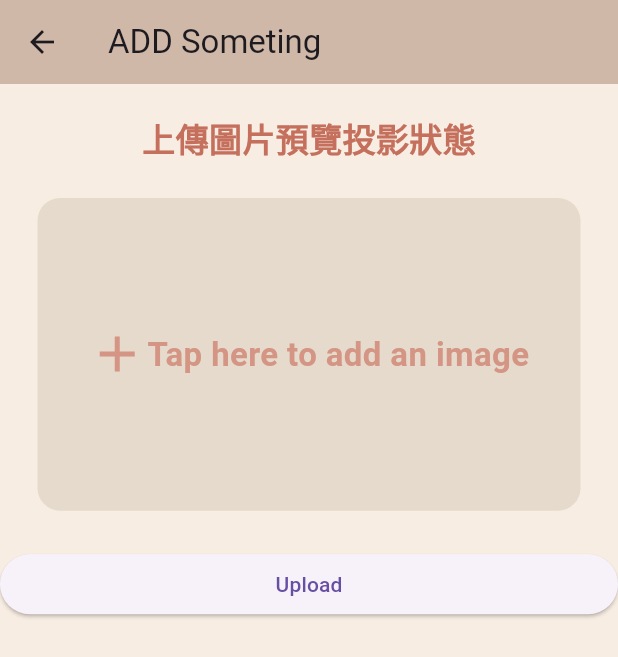
After one commit to bsbacon0966/CODE-NTPU, a Flutter app: the NewsController screen opened directly, after a tap on "Upload", on a phone screen of 412 x 824 dp. The commit adds this screen. Shown: the top 657 px of the screen. Run offline on Flutter 3.47's test engine with Material 3 defaults, Android fonts, the light colour scheme and no system bars; our stand-ins replace cached_network_image, cloud_firestore, curved_navigation_bar, dotted_border, file_picker, firebase_auth and 9 more; missing offline and left inert: status_alert, toasty_box; accounts and stored records are empty.

Commit message:
!add 先暫時把開發者環境放客戶端，透過開發者環境可以調整所有人看到的顧告欄資訊

```diff
--- /dev/null
+++ b/lib/controller_folder/news_adjust.dart
@@ -0,0 +1,239 @@
+import 'dart:async';
+import 'dart:io';
+
+import 'package:cloud_firestore/cloud_firestore.dart';
+import 'package:file_picker/file_picker.dart';
+import 'package:firebase_auth/firebase_auth.dart';
+import 'package:firebase_storage/firebase_storage.dart';
+import 'package:flutter/material.dart';
+import 'package:interviewer/color_decide.dart';
+import 'package:interviewer/event_notify.dart';
+import 'package:interviewer/login/login.dart';
+import 'package:interviewer/main.dart';
+import 'package:toasty_box/toast_enums.dart';
+import 'package:toasty_box/toast_service.dart';
+import 'package:url_launcher/url_launcher.dart';
+import 'package:get/get.dart';
+import 'package:interviewer/main_page/main_first.dart';
+
+class NewsController extends StatefulWidget {
+
+  @override
+  State<NewsController> createState() => _NewsControllerState();
+}
+
+class _NewsControllerState extends State<NewsController> {
+
+  bool _isUploading = false;
+  StreamController<double>? _progressController;
+  PlatformFile? pickedFile;
+  String? downloadUrl;
+
+  Widget TextShow(String info){
+    return Row(
+      mainAxisAlignment: MainAxisAlignment.spaceBetween,
+      children: [
+        Text(
+          info,
+          style: TextStyle(
+            fontSize: 22,
+            fontWeight: FontWeight.w600,
+            color: Color(color_decide[user_color_decide][3]),
+          ),
+        ),
+        SizedBox(width: 1,),
+      ],
+    );
+  }
+
+  Future selectFile() async {
+    final result = await FilePicker.platform.pickFiles();
+    if (result == null) return;
+    setState(() {
+      pickedFile = result.files.first;
+      downloadUrl = null;
+    });
+  }
+
+  Future uploadFile(BuildContext context) async {
+    if (pickedFile == null) {
+      ToastService.showErrorToast(
+        context,
+        length: ToastLength.medium,
+        expandedHeight: 100,
+        message: "沒有上傳圖片!",
+      );
+      return;
+    }
+
+    final path = 'news_for_everyone/${pickedFile!.name}';
+    final file = File(pickedFile!.path!);
+    _progressController = StreamController<double>();
+
+    try {
+      ToastService.showWarningToast(
+        context,
+        length: ToastLength.medium,
+        expandedHeight: 100,
+        message: "上傳中，請等到「上傳成功」，請勿離開!",
+      );
+      final ref = FirebaseStorage.instance.ref().child(path);
+      final uploadTask = ref.putFile(file);
+      setState(() {
+        _isUploading = true;
+      });
+      uploadTask.snapshotEvents.listen((event) {
+        final progress = (event.bytesTransferred / event.totalBytes) * 100;
+        _progressController?.add(progress);
+      });
+      await uploadTask.whenComplete(() async {
+        downloadUrl = await ref.getDownloadURL();
+        await saveToDatabase(downloadUrl!);
+        ToastService.showSuccessToast(
+          context,
+          length: ToastLength.medium,
+          expandedHeight: 100,
+          message: "上傳成功!",
+        );
+        setState(() {
+          _isUploading = false;
+          pickedFile = null;
+        });
+        _progressController?.close();
+      });
+    } catch (e) {
+      _progressController?.addError('Upload failed: $e');
+      ScaffoldMessenger.of(context).showSnackBar(SnackBar(content: Text('Upload failed: $e')));
+    }
+  }
+
+  Future saveToDatabase(String url) async {
+    try {
+      await FirebaseFirestore.instance.collection('news_for_everyone').add({
+        'imageUrl': url,
+        'timestamp':Timestamp.now(),
+      });
+    } catch (e) {
+      print('Failed to save URL to database: $e');
+      ScaffoldMessenger.of(context).showSnackBar(SnackBar(content: Text('Failed to save URL to database: $e')));
+    }
+  }
+
+  @override
+  void dispose() {
+    _progressController?.close();
+    super.dispose();
+  }
+
+  final ThemeData dynamicTheme = ThemeData(
+    appBarTheme: AppBarTheme(
+      color: Color(color_decide[user_color_decide][2]),
+    ),
+    scaffoldBackgroundColor: Color(color_decide[user_color_decide][0]),
+  );
+
+  Widget add_picture_box(BuildContext context) {
+    return GestureDetector(
+      onTap: selectFile,
+      child: Opacity(
+        opacity: 0.7,
+        child: Container(
+          height: MediaQuery.of(context).size.width* 0.506,
+          width: MediaQuery.of(context).size.width* 0.9,
+          decoration: BoxDecoration(
+            color: Color(color_decide[user_color_decide][1]),
+            borderRadius: BorderRadius.circular(15.0),
+          ),
+          child: Center(
+            child: Row(
+              mainAxisAlignment: MainAxisAlignment.center,
+              children: [
+                Icon(
+                  Icons.add,
+                  size: 40,
+                  color: Color(color_decide[user_color_decide][3]),
+                ),
+                TextShow("Tap here to add an image"),
+              ],
+            ),
+          ),
+        ),
+      ),
+    );
+  }
+
+  @override
+  Widget build(BuildContext context) {
+    return Theme(
+      data: dynamicTheme,
+      child: Scaffold(
+        appBar: AppBar(
+          title: Text('ADD Someting'),
+        ),
+        body: Container(
+          child: Column(
+            children: [
+              SizedBox(height: 20,),
+              Text(
+                "上傳圖片預覽投影狀態",
+                style: TextStyle(
+                  fontSize: 22,
+                  fontWeight: FontWeight.w600,
+                  color: Color(color_decide[user_color_decide][3]),
+                ),
+              ),
+              Expanded(
+                child: ListView(
+                  children: [
+                    Padding(
+                      padding: EdgeInsets.all(25),
+                      child: GestureDetector(
+                        onTap: selectFile,
+                        child: pickedFile != null
+                            ? Container(
+                          width: MediaQuery.of(context).size.width * 0.9,
+                          height: MediaQuery.of(context).size.width * 0.504,
+                          decoration: BoxDecoration(
+                            image: DecorationImage(
+                              image: FileImage(File(pickedFile!.path!)),
+                              fit: BoxFit.cover,
+                            ),
+                            borderRadius: BorderRadius.circular(15.0),
+                          ),
+                        )
+                            : add_picture_box(context),
+                      ),
+                    ),
+                    ElevatedButton(
+                      onPressed: () => uploadFile(context),
+                      child: Text("Upload"),
+                    ),
+                    if (_isUploading && _progressController != null)
+                      StreamBuilder<double>(
+                        stream: _progressController!.stream,
+                        builder: (context, snapshot) {
+                          if (snapshot.hasData) {
+                            return Column(
+                              children: [
+                                Text('Uploading... Progress: ${snapshot.data?.toStringAsFixed(2)}%'),
+                                SizedBox(height: 20),
+                                LinearProgressIndicator(
+                                  value: snapshot.data! / 100,
+                                ),
+                              ],
+                            );
+                          } else {
+                            return Container();
+                          }
+                        },
+                      ),
+                  ],
+                ),
+              ),
+            ],
+          ),
+        ),
+      ),
+    );
+  }
+}
--- a/lib/food_for_not_waste/food_for_not_waste.dart
+++ b/lib/food_for_not_waste/food_for_not_waste.dart
@@ -293,7 +293,7 @@ class _FoodForNotWasteState extends State<FoodForNotWaste> {
                     ),
                     Column(
                       children: [
-                        for (int i = 0; i < how_many_textform; i++)//動態調整widget數量
+                        for (int i = 0; i < how_many_textform; i++)
                           Padding(
                             padding: EdgeInsets.all(8.0),
                             child: _addNewTextFormField(i),
--- a/lib/main_page_and_menu/main_page_and_menu_initial.dart
+++ b/lib/main_page_and_menu/main_page_and_menu_initial.dart
@@ -6,6 +6,7 @@ import 'package:flutter_zoom_drawer/flutter_zoom_drawer.dart';
 
 import '../color_decide.dart';
 import '../firebase_store/fire_store_for_loading_personal_data.dart';
+import '../firebase_store/fire_store_for_news.dart';
 import '../main_page/School_Table/SchoolTableTime.dart';
 import '../main_page/main_first.dart';
 import '../main_page/main_second.dart';
@@ -35,6 +36,7 @@ class _TheBigTotalPageState extends State<TheBigTotalPage> {
     await loadUserHyperlink();
     await loadUserSchoolID();
     await loadUserColorDecide();
+    await loadNews();
     setState(() {
       isLoading = false;
     });
--- a/lib/personal_menu/Personal_Menu.dart
+++ b/lib/personal_menu/Personal_Menu.dart
@@ -11,6 +11,8 @@ import 'package:url_launcher/url_launcher.dart';
 import 'package:get/get.dart';
 import 'package:interviewer/main_page/main_first.dart';
 
+import '../controller_folder/news_adjust.dart';
+import '../controller_folder/news_overall.dart';
 import '../main_page_and_menu/main_page_and_menu_initial.dart';
 
 final Uri _list = Uri.parse('https://docs.google.com/forms/d/e/1FAIpQLScZrmPSlm5YvaDXWtbH82SD0hcWxPIzlq31NtzRLqwI-zbyYQ/viewform?usp=sf_link');
@@ -110,8 +112,8 @@ class _MenuPageState extends State<MenuPage> {
                 menu_list("個人設定", Icons.settings, () {
                   Get.to(() => event_notify());
                 }),
-                menu_list("返回", Icons.home, () {
-                  Get.back(result: () => the_total_page());
+                menu_list("開發者環境", Icons.home, () {
+                  Get.to(() => NewsOverall());
                 }),
               ],
             ),
--- a/pubspec.yaml
+++ b/pubspec.yaml
@@ -58,6 +58,8 @@ dependencies:
   toasty_box: ^1.0.4
   quickalert: ^1.1.0
   intl: ^0.19.0
+  cached_network_image: ^3.4.0
+  tutorial_coach_mark: ^1.2.11
 
 
 dev_dependencies:
```
Also changed, not shown: lib/controller_folder/news_overall.dart (added, +190 -0 lines), lib/firebase_store/fire_store_for_news.dart (added, +43 -0 lines), lib/main_page/main_first.dart (+26 -21 lines), lib/main_page/main_second.dart (+4 -4 lines), pubspec.lock, 1 other file.
